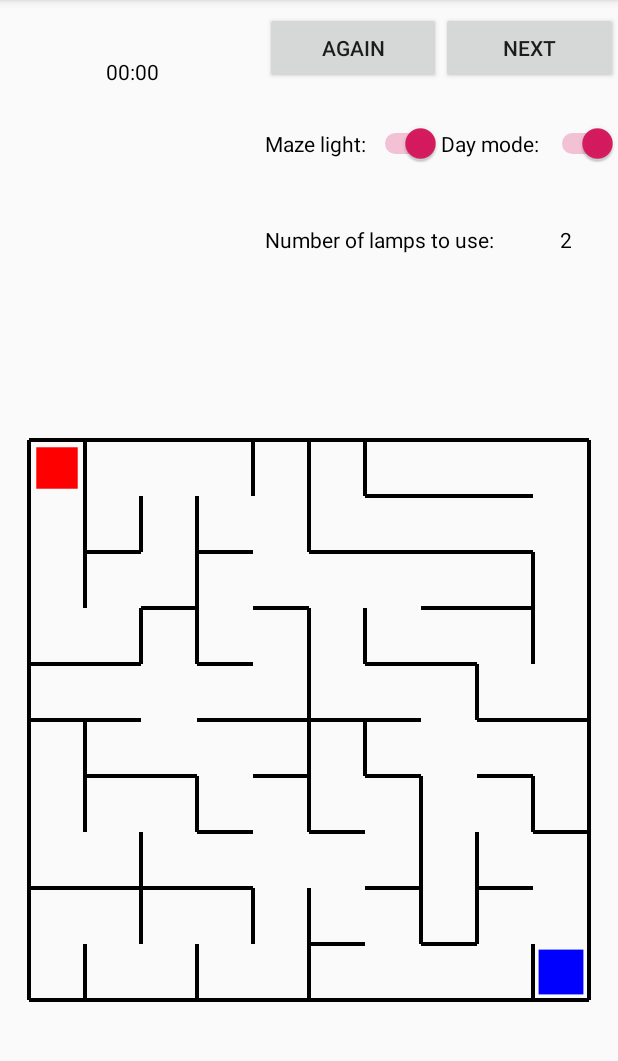
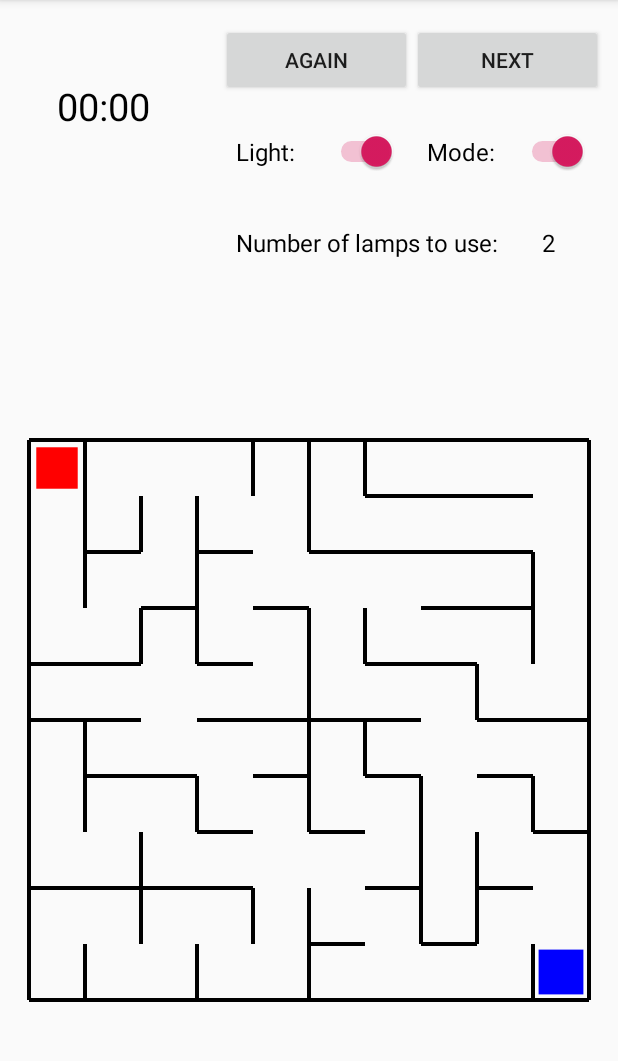
Before and after one commit to jszadab/MazeGame2, an Android app: the GameActivity screen opened directly, with no data from a screen before it, on a phone screen of 412 x 824 dp, the part 84-1145 px from its top. Run offline under Robolectric (Android 15) with nearby library versions, the phone set to English and light mode, and no system bars.

Commit message:
Layout ready, prepared TextView for manual

```diff
--- a/app/src/main/res/layout/activity_game.xml
+++ b/app/src/main/res/layout/activity_game.xml
@@ -12,7 +12,8 @@
     <RelativeLayout
         android:layout_width="match_parent"
         android:layout_height="match_parent"
-        android:layout_weight="3">
+        android:layout_weight="3"
+        android:paddingTop="10sp">
 
 
         <LinearLayout
@@ -23,29 +24,34 @@
             <RelativeLayout
                 android:layout_width="match_parent"
                 android:layout_height="match_parent"
-                android:layout_weight="4"
+                android:layout_weight="6"
                 android:gravity="center">
 
                 <LinearLayout
                     android:layout_width="match_parent"
                     android:layout_height="match_parent"
-                    android:orientation="vertical"
-                    android:gravity="center">
+                    android:gravity="center"
+                    android:orientation="vertical">
 
                     <LinearLayout
                         android:id="@+id/chronometr"
                         android:layout_width="match_parent"
                         android:layout_height="0dp"
-                        android:layout_weight="1"
+                        android:layout_weight="2"
+                        android:gravity="center"
                         android:orientation="horizontal"
-                        android:gravity="center">
+                        android:paddingLeft="10sp"
+                        android:paddingRight="10sp">
 
                         <Chronometer
                             android:id="@+id/chrono"
                             android:layout_width="0dp"
                             android:layout_height="wrap_content"
                             android:layout_weight="1"
-                            android:gravity="center_horizontal" />
+                            android:gravity="center_horizontal"
+                            android:paddingLeft="10sp"
+                            android:paddingRight="10sp"
+                            android:textSize="25sp" />
 
                     </LinearLayout>
 
@@ -55,27 +61,35 @@
                         android:layout_height="0dp"
                         android:layout_below="@+id/chronometr"
                         android:layout_weight="1"
+                        android:gravity="center"
                         android:orientation="horizontal"
-                        android:gravity="center">
+                        android:paddingLeft="10sp"
+                        android:paddingRight="10sp">
 
                         <TextView
                             android:id="@+id/txtBestTimeLabel"
                             android:layout_width="wrap_content"
                             android:layout_height="wrap_content"
                             android:layout_weight="1"
-                            android:text="Best time: " />
+                            android:gravity="center_horizontal"
+                            android:paddingLeft="10sp"
+                            android:paddingRight="10sp"
+                            android:text="Best time: "
+                            android:textSize="16sp" />
 
                         <TextView
                             android:id="@+id/txtBestTimeValue"
                             android:layout_width="wrap_content"
                             android:layout_height="wrap_content"
-                            android:layout_weight="1"
-                            android:text="" />
+                            android:layout_weight="3"
+                            android:gravity="center_horizontal"
+                            android:text=""
+                            android:textSize="16sp" />
 
                     </LinearLayout>
 
 
-            </LinearLayout>
+                </LinearLayout>
 
             </RelativeLayout>
 
@@ -96,8 +110,10 @@
                         android:layout_width="match_parent"
                         android:layout_height="0dp"
                         android:layout_weight="1"
+                        android:gravity="center"
                         android:orientation="horizontal"
-                        android:gravity="center">
+                        android:paddingLeft="10sp"
+                        android:paddingRight="10sp">
 
                         <Button
                             android:id="@+id/btnAgain"
@@ -105,6 +121,8 @@
                             android:layout_height="wrap_content"
                             android:layout_weight="1"
                             android:onClick="Again"
+                            android:paddingLeft="10sp"
+                            android:paddingRight="10sp"
                             android:text="Again" />
 
                         <Button
@@ -113,6 +131,8 @@
                             android:layout_height="wrap_content"
                             android:layout_weight="1"
                             android:onClick="Next"
+                            android:paddingLeft="10sp"
+                            android:paddingRight="10sp"
                             android:text="Next" />
 
                     </LinearLayout>
@@ -124,8 +144,10 @@
                         android:layout_height="0dp"
                         android:layout_below="@+id/buttons"
                         android:layout_weight="1"
+                        android:gravity="center"
                         android:orientation="horizontal"
-                        android:gravity="center">
+                        android:paddingLeft="10sp"
+                        android:paddingRight="10sp">
 
                         <Switch
                             android:id="@+id/swLight"
@@ -134,7 +156,10 @@
                             android:layout_weight="1"
                             android:checked="true"
                             android:onClick="lightStateChanged"
-                            android:text="Maze light: " />
+                            android:paddingLeft="10sp"
+                            android:paddingRight="10sp"
+                            android:text="Light: "
+                            android:textSize="16sp" />
 
                         <Switch
                             android:id="@+id/swColorMode"
@@ -143,7 +168,10 @@
                             android:layout_weight="1"
                             android:checked="true"
                             android:onClick="colorsStateChanged"
-                            android:text="Day mode: " />
+                            android:paddingLeft="10sp"
+                            android:paddingRight="10sp"
+                            android:text="Mode: "
+                            android:textSize="16sp" />
 
                     </LinearLayout>
 
@@ -154,22 +182,30 @@
                         android:layout_height="0dp"
                         android:layout_below="@+id/switches"
                         android:layout_weight="1"
+                        android:gravity="center"
                         android:orientation="horizontal"
-                        android:gravity="center">
+                        android:paddingLeft="10sp"
+                        android:paddingRight="10sp">
 
                         <TextView
                             android:id="@+id/txtLampLabel"
                             android:layout_width="wrap_content"
                             android:layout_height="wrap_content"
-                            android:layout_weight="4"
-                            android:text="Number of lamps to use: " />
+                            android:layout_weight="1"
+                            android:paddingLeft="10sp"
+                            android:paddingRight="10sp"
+                            android:text="Number of lamps to use: "
+                            android:textSize="16sp" />
 
                         <TextView
                             android:id="@+id/txtLampValue"
                             android:layout_width="wrap_content"
                             android:layout_height="wrap_content"
-                            android:layout_weight="3"
-                            android:text="" />
+                            android:layout_weight="4"
+                            android:paddingLeft="10sp"
+                            android:paddingRight="10sp"
+                            android:text=""
+                            android:textSize="16sp" />
 
 
                     </LinearLayout>
--- a/app/src/main/res/layout/activity_manual.xml
+++ b/app/src/main/res/layout/activity_manual.xml
@@ -6,4 +6,12 @@
     android:layout_height="match_parent"
     tools:context=".ManualActivity">
 
+    <TextView
+        android:id="@+id/textView"
+        android:layout_width="395dp"
+        android:layout_height="587dp"
+        android:padding="20sp"
+        android:text="TextView"
+        tools:layout_editor_absoluteX="8dp"
+        tools:layout_editor_absoluteY="8dp" />
 </android.support.constraint.ConstraintLayout>
```
